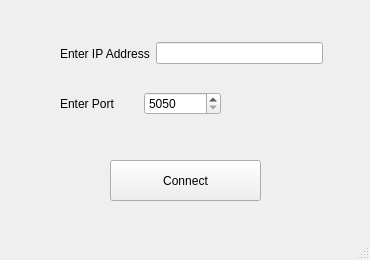
Qt form mainwindow.ui (poldi171254/StrawberryRemote) before a commit.
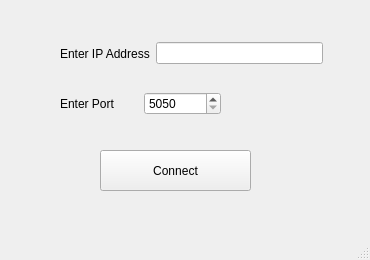
The same form after that commit.

The edit to the form file:
```diff
--- a/mainwindow.ui
+++ b/mainwindow.ui
@@ -17,8 +17,8 @@
    <widget class="QPushButton" name="connectButton">
     <property name="geometry">
      <rect>
-      <x>110</x>
-      <y>160</y>
+      <x>100</x>
+      <y>150</y>
       <width>151</width>
       <height>41</height>
      </rect>
```
